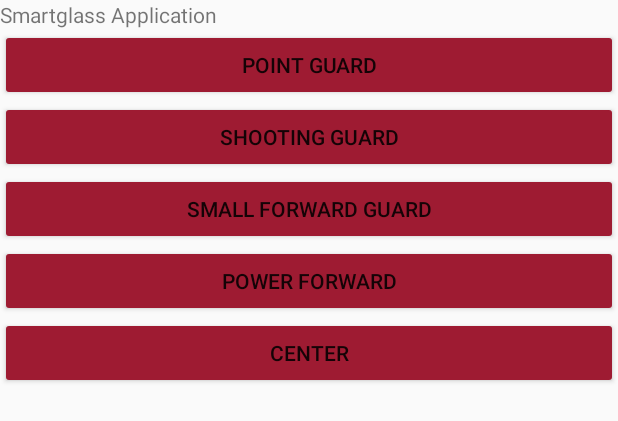
After one commit to SmartGlass-Analytics/smartglass, an Android app built with Jetpack Compose: the layout activity_main.xml on its own in the app's theme, with its tools: preview values and no code run, on a phone screen of 412 x 824 dp. The commit adds this screen. Shown: the top 421 px of the screen. Run offline under Robolectric (Android 15) with nearby library versions, the phone set to English and light mode, and no system bars.

Commit message:
Added listeners to player specific buttons

```diff
--- /dev/null
+++ b/app/src/main/res/layout/activity_main.xml
@@ -0,0 +1,47 @@
+<?xml version="1.0" encoding="utf-8"?>
+<LinearLayout xmlns:android="http://schemas.android.com/apk/res/android"
+    android:layout_width="match_parent"
+    android:layout_height="match_parent"
+    android:orientation="vertical">
+
+    <TextView
+        android:id="@+id/textView"
+        android:layout_width="match_parent"
+        android:layout_height="wrap_content"
+        android:text="@string/app_name" />
+
+    <Button
+        android:id="@+id/button"
+        android:layout_width="match_parent"
+        android:layout_height="wrap_content"
+        android:text="@string/pg"
+        android:backgroundTint="@color/crimson"/>
+    <Button
+        android:id="@+id/button2"
+        android:layout_width="match_parent"
+        android:layout_height="wrap_content"
+        android:text="@string/sg"
+        android:backgroundTint="@color/crimson"/>
+
+    <Button
+        android:id="@+id/button3"
+        android:layout_width="match_parent"
+        android:layout_height="wrap_content"
+        android:text="@string/sf"
+        android:backgroundTint="@color/crimson"/>
+
+    <Button
+        android:id="@+id/button4"
+        android:layout_width="match_parent"
+        android:layout_height="wrap_content"
+        android:backgroundTint="@color/crimson"
+        android:text="@string/pf" />
+
+    <Button
+        android:id="@+id/button5"
+        android:layout_width="match_parent"
+        android:layout_height="wrap_content"
+        android:backgroundTint="@color/crimson"
+        android:text="@string/c" />
+
+</LinearLayout>
```
Also changed, not shown: app/src/main/java/com/example/smartglassapplication/MainActivity.kt (+37 -0 lines).
